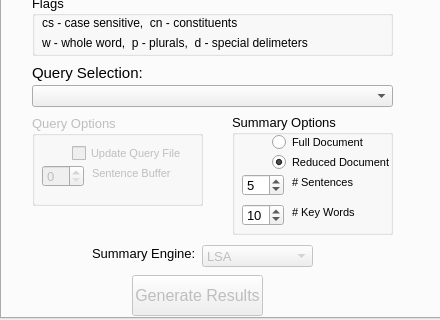
zwelz3/milnlp, file milnlp/gui/summary_tool.ui: the form before one commit; both pictures show x 0 to 440 and y 302 to 622 of the 440 by 622 pixel window.
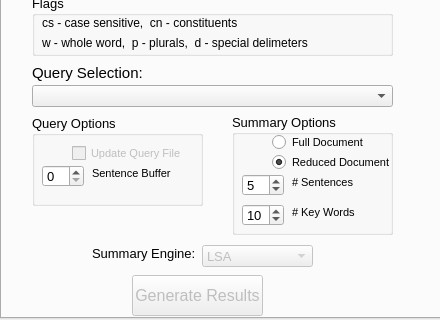
The form after the commit. Icons and pictures are not drawn.

Commit message: Remove supermetadatadocs for time being (not currently used). Add sentence buffer option to front-end. Add warning box when no query matches are found in the collection.

What changed in the file:
```diff
--- a/milnlp/gui/summary_tool.ui
+++ b/milnlp/gui/summary_tool.ui
@@ -398,7 +398,7 @@
      </widget>
      <widget class="QGroupBox" name="groupBox_2">
       <property name="enabled">
-       <bool>false</bool>
+       <bool>true</bool>
       </property>
       <property name="geometry">
        <rect>
@@ -412,6 +412,9 @@
        <string>Query Options</string>
       </property>
       <widget class="QCheckBox" name="checkBox">
+       <property name="enabled">
+        <bool>false</bool>
+       </property>
        <property name="geometry">
         <rect>
          <x>40</x>
@@ -429,7 +432,7 @@
         <string>Update Query File</string>
        </property>
       </widget>
-      <widget class="QSpinBox" name="spinBox">
+      <widget class="QSpinBox" name="spinSentenceBuffer">
        <property name="geometry">
         <rect>
          <x>10</x>
@@ -438,6 +441,9 @@
          <height>22</height>
         </rect>
        </property>
+       <property name="maximum">
+        <number>5</number>
+       </property>
       </widget>
       <widget class="QLabel" name="label_2">
        <property name="geometry">
```
The commit also changes 2 other files.
